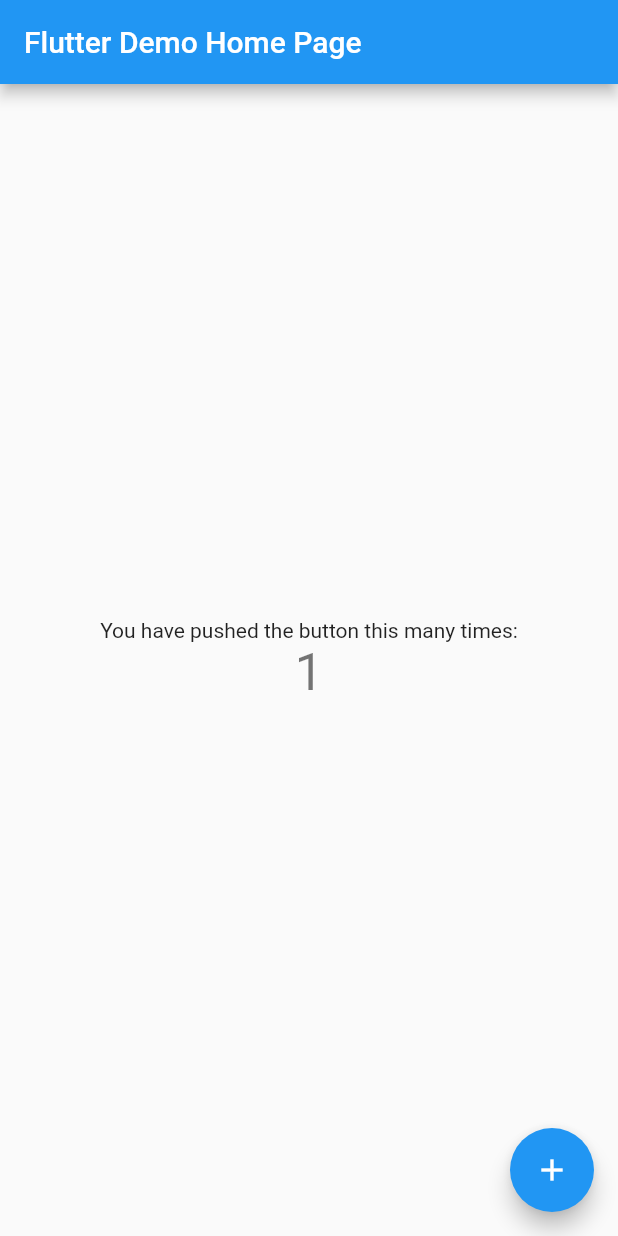
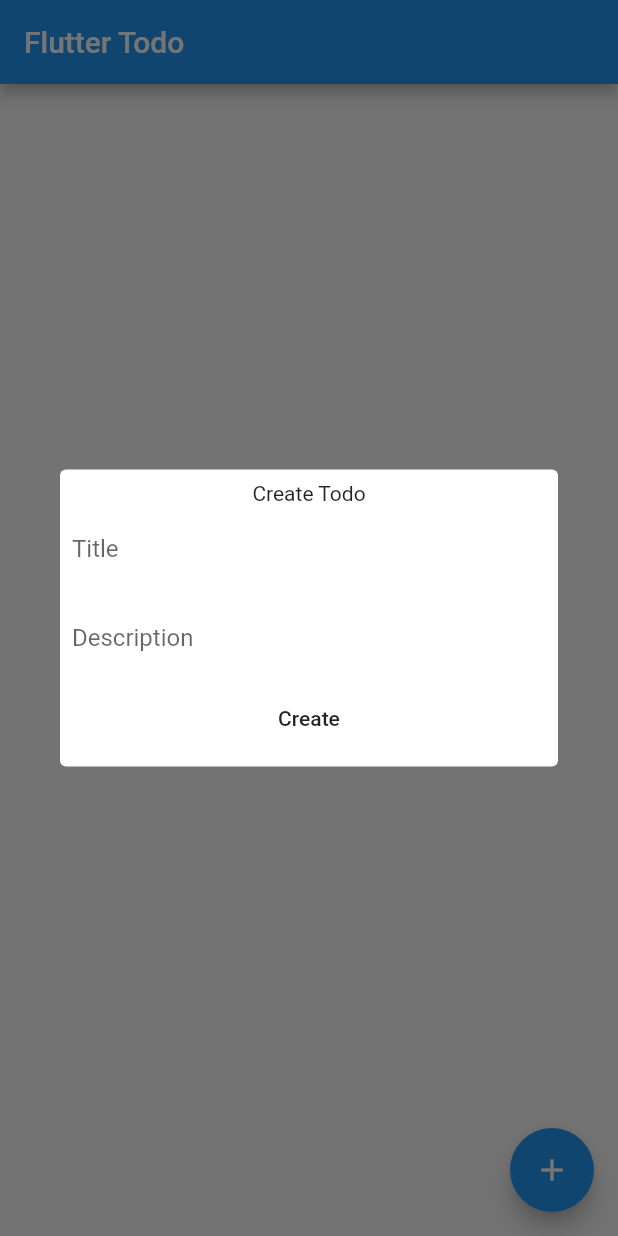
Before and after one commit to tcf150/Flutter-Todo, a Flutter app: the MyHomePage screen opened directly, after a tap on the "add" icon, on a phone screen of 412 x 824 dp. Run offline on Flutter 3.47's test engine with Material 2 defaults, Android fonts, the phone set to English and light mode, and no system bars.

Commit message:
Create basic flutter todo logic

```diff
--- a/todo/lib/main.dart
+++ b/todo/lib/main.dart
@@ -1,4 +1,7 @@
 import 'package:flutter/material.dart';
+import 'package:todo/view/TodoCreationDialog.dart';
+import 'package:todo/view/TodoItemListView.dart';
+import 'package:todo/model/TodoItem.dart';
 
 void main() => runApp(MyApp());
 
@@ -20,7 +23,7 @@ class MyApp extends StatelessWidget {
         // is not restarted.
         primarySwatch: Colors.blue,
       ),
-      home: MyHomePage(title: 'Flutter Demo Home Page'),
+      home: MyHomePage(title: 'Flutter Todo'),
     );
   }
 }
@@ -43,67 +46,32 @@ class MyHomePage extends StatefulWidget {
   _MyHomePageState createState() => _MyHomePageState();
 }
 
-class _MyHomePageState extends State<MyHomePage> {
-  int _counter = 0;
+class _MyHomePageState extends State<MyHomePage> implements TodoCreationDialogCallBack {
+  List<TodoItem> items = List<TodoItem>();
 
-  void _incrementCounter() {
+  @override
+  void onItemCreated(TodoItem item) {
     setState(() {
-      // This call to setState tells the Flutter framework that something has
-      // changed in this State, which causes it to rerun the build method below
-      // so that the display can reflect the updated values. If we changed
-      // _counter without calling setState(), then the build method would not be
-      // called again, and so nothing would appear to happen.
-      _counter++;
+      this.items.add(item);
     });
+  }
+
+  void showCreateDialog(BuildContext context) {
+    showDialog(context: context, builder: (BuildContext context) => TodoCreationDialog(
+        callback: this,
+    ));
   }
 
   @override
   Widget build(BuildContext context) {
-    // This method is rerun every time setState is called, for instance as done
-    // by the _incrementCounter method above.
-    //
-    // The Flutter framework has been optimized to make rerunning build methods
-    // fast, so that you can just rebuild anything that needs updating rather
-    // than having to individually change instances of widgets.
     return Scaffold(
-      appBar: AppBar(
-        // Here we take the value from the MyHomePage object that was created by
-        // the App.build method, and use it to set our appbar title.
-        title: Text(widget.title),
-      ),
-      body: Center(
-        // Center is a layout widget. It takes a single child and positions it
-        // in the middle of the parent.
-        child: Column(
-          // Column is also a layout widget. It takes a list of children and
-          // arranges them vertically. By default, it sizes itself to fit its
-          // children horizontally, and tries to be as tall as its parent.
-          //
-          // Invoke "debug painting" (press "p" in the console, choose the
-          // "Toggle Debug Paint" action from the Flutter Inspector in Android
-          // Studio, or the "Toggle Debug Paint" command in Visual Studio Code)
-          // to see the wireframe for each widget.
-          //
-          // Column has various properties to control how it sizes itself and
-          // how it positions its children. Here we use mainAxisAlignment to
-          // center the children vertically; the main axis here is the vertical
-          // axis because Columns are vertical (the cross axis would be
-          // horizontal).
-          mainAxisAlignment: MainAxisAlignment.center,
-          children: <Widget>[
-            Text(
-              'You have pushed the button this many times:',
-            ),
-            Text(
-              '$_counter',
-              style: Theme.of(context).textTheme.display1,
-            ),
-          ],
-        ),
-      ),
+      appBar: AppBar(title: Text(widget.title)),
+      body: TodoItemListView(items: items),
       floatingActionButton: FloatingActionButton(
-        onPressed: _incrementCounter,
-        tooltip: 'Increment',
+        onPressed: () {
+          showCreateDialog(context);
+        },
+        tooltip: 'Create Todo',
         child: Icon(Icons.add),
       ), // This trailing comma makes auto-formatting nicer for build methods.
     );
--- /dev/null
+++ b/todo/lib/model/TodoItem.dart
@@ -0,0 +1,6 @@
+class TodoItem extends Object {
+  TodoItem(this.title, this.description);
+
+  String title;
+  String description;
+}
--- /dev/null
+++ b/todo/lib/view/TodoCreationDialog.dart
@@ -0,0 +1,67 @@
+import 'package:flutter/material.dart';
+import 'package:todo/model/TodoItem.dart';
+
+class TodoCreationDialogCallBack {
+  void onItemCreated(TodoItem item) {}
+}
+
+class TodoCreationDialog extends StatefulWidget {
+  TodoCreationDialog({Key key, this.callback}) : super(key: key);
+
+
+  final TodoCreationDialogCallBack callback;
+  @override
+  TodoCreationDialogState createState() => TodoCreationDialogState();
+}
+
+class TodoCreationDialogState extends State<TodoCreationDialog> {
+  @override
+  Widget build(BuildContext context) {
+    final titleController = TextEditingController();
+    final descriptionController = TextEditingController();
+
+    void createTodo() {
+      if (titleController.text.isNotEmpty && descriptionController.text.isNotEmpty) {
+        Navigator.of(context).pop();
+        widget.callback.onItemCreated(TodoItem(titleController.text, descriptionController.text));
+      }
+    }
+
+    return Dialog(
+        shape: RoundedRectangleBorder(
+          borderRadius: BorderRadius.circular(4),
+        ),
+        elevation: 0.0,
+        backgroundColor: Colors.white,
+        child: Wrap(
+          children: <Widget>[
+            Padding(
+                padding: EdgeInsets.all(8.0),
+                child: Center(
+                    child: Column(
+                  children: <Widget>[
+                    Text("Create Todo"),
+                    TextFormField(
+                      decoration: InputDecoration(
+                          border: InputBorder.none,
+                          hintText: 'Todo title',
+                          labelText: 'Title'),
+                      controller: titleController,
+                    ),
+                    TextFormField(
+                      decoration: InputDecoration(
+                          border: InputBorder.none,
+                          hintText: 'Todo desc',
+                          labelText: 'Description'),
+                      controller: descriptionController,
+                    ),
+                    MaterialButton(
+                      onPressed: createTodo,
+                      child: Text("Create"),
+                    )
+                  ],
+                )))
+          ],
+        ));
+  }
+}
--- /dev/null
+++ b/todo/lib/view/TodoItemListView.dart
@@ -0,0 +1,23 @@
+import 'package:flutter/material.dart';
+import 'package:todo/model/TodoItem.dart';
+import 'TodoItemView.dart';
+
+class TodoItemListView extends StatefulWidget {
+  TodoItemListView({Key key, this.items}) : super(key: key);
+
+  final List<TodoItem> items;
+
+  @override
+  TodoItemListViewState createState() => TodoItemListViewState();
+}
+
+class TodoItemListViewState extends State<TodoItemListView> {
+  @override
+  Widget build(BuildContext context) {
+    return ListView.builder(
+        itemCount: widget.items.length,
+        itemBuilder: (context, index) {
+          return TodoItemView(item: widget.items[index]);
+        });
+  }
+}
--- /dev/null
+++ b/todo/lib/view/TodoItemView.dart
@@ -0,0 +1,23 @@
+import 'package:flutter/material.dart';
+import 'package:todo/model/TodoItem.dart';
+
+class TodoItemView extends StatefulWidget {
+  TodoItemView({Key key, this.item}) : super(key: key);
+
+  final TodoItem item;
+
+  @override
+  TodoItemViewState createState() => TodoItemViewState();
+}
+
+class TodoItemViewState extends State<TodoItemView> {
+
+  @override
+  Widget build(BuildContext context) {
+    return ListTile(
+      title: Text(widget.item.title),
+      subtitle: Text(widget.item.description),
+    );
+  }
+
+}
```
